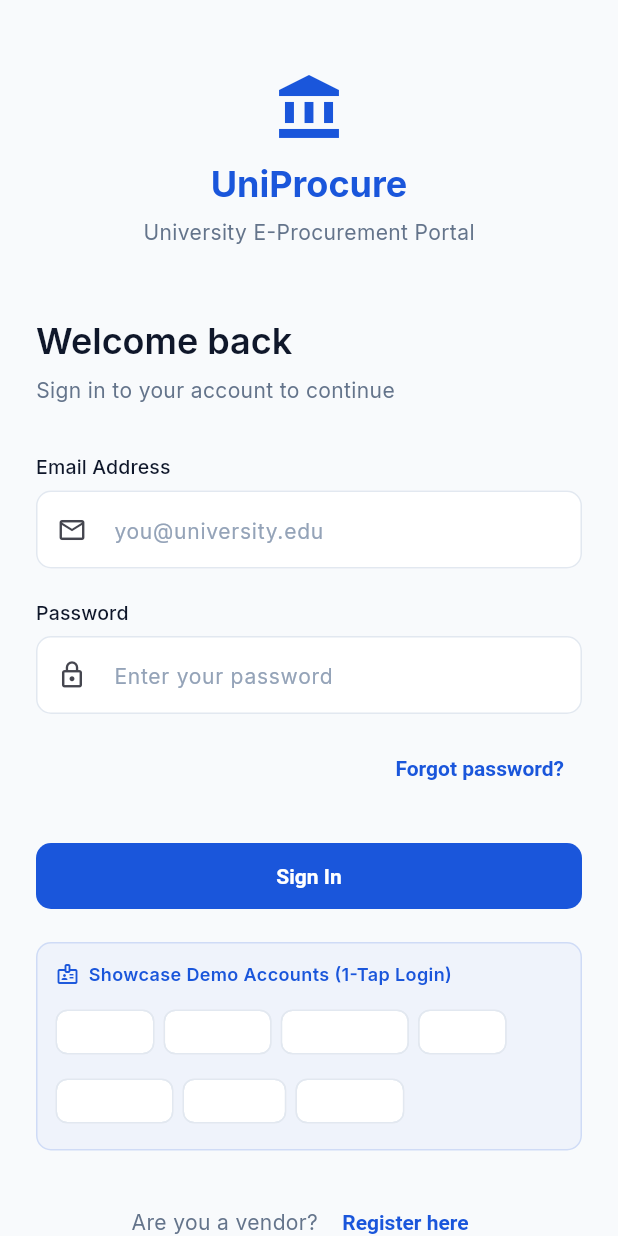
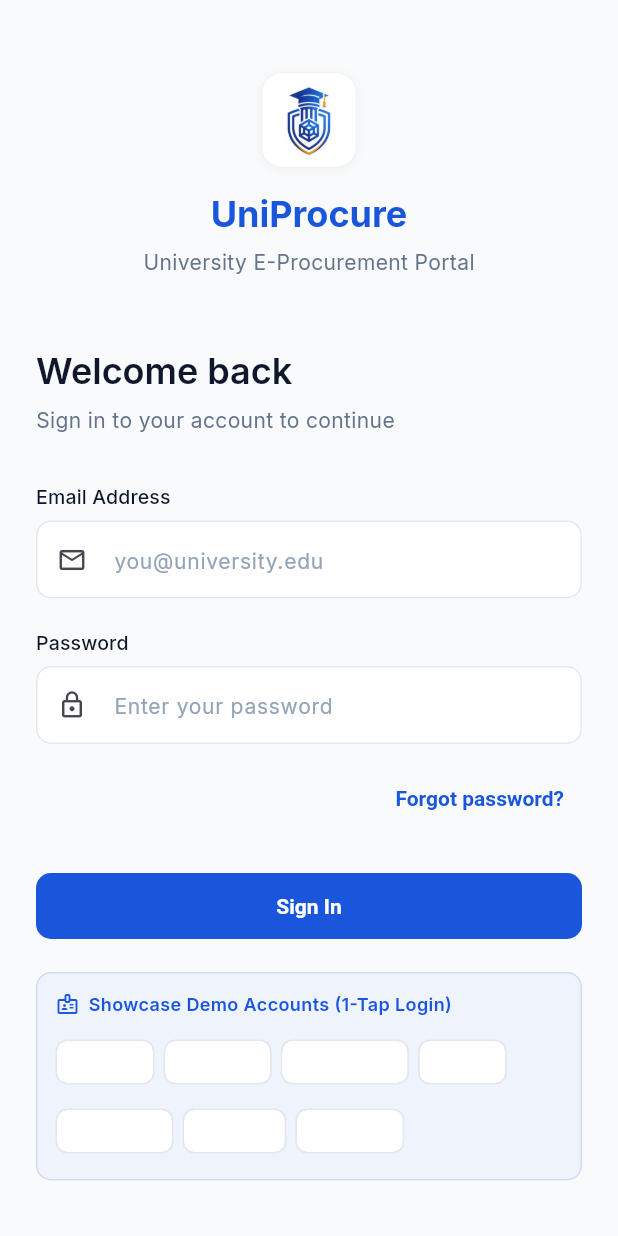
Before and after one commit to MD-Redwan-Ul-Abir/uni_procurement, a Flutter app: the screen it shows after launch, on a phone screen of 412 x 824 dp. Run offline on Flutter 3.47's test engine with Material 3 defaults, Android fonts, the phone set to English and light mode, and no system bars; drawn by our look-alikes of toastification; our stand-ins replace dartz, dio, file_picker, get, get_storage, google_fonts and 1 more; accounts and stored records are empty.

Commit message:
Update project logo, favicon, and PWA icons with custom UniProcure emblem

```diff
--- /dev/null
+++ b/lib/core/widgets/app_logo.dart
@@ -0,0 +1,76 @@
+import 'package:flutter/material.dart';
+import '../theme/app_colors.dart';
+
+/// Centralized branded logo for UniProcure.
+/// Renders the custom university e-procurement shield/pillar emblem.
+class AppLogo extends StatelessWidget {
+  final double size;
+  final bool showText;
+  final TextStyle? textStyle;
+  final Color? textColor;
+
+  const AppLogo({
+    super.key,
+    this.size = 32,
+    this.showText = false,
+    this.textStyle,
+    this.textColor,
+  });
+
+  @override
+  Widget build(BuildContext context) {
+    final iconWidget = Container(
+      width: size,
+      height: size,
+      decoration: BoxDecoration(
+        color: Colors.white,
+        borderRadius: BorderRadius.circular(size * 0.22),
+        border: Border.all(
+          color: AppColors.border.withValues(alpha: 0.6),
+          width: 0.8,
+        ),
+        boxShadow: [
+          BoxShadow(
+            color: Colors.black.withValues(alpha: 0.04),
+            blurRadius: 4,
+            offset: const Offset(0, 1),
+          ),
+        ],
+      ),
+      padding: EdgeInsets.all(size * 0.08),
+      child: ClipRRect(
+        borderRadius: BorderRadius.circular(size * 0.16),
+        child: Image.asset(
+          'assets/images/uniprocure_icon.png',
+          fit: BoxFit.contain,
+          errorBuilder: (_, _, _) => Icon(
+            Icons.account_balance,
+            color: AppColors.primary,
+            size: size * 0.7,
+          ),
+        ),
+      ),
+    );
+
+    if (!showText) return iconWidget;
+
+    return Row(
+      mainAxisSize: MainAxisSize.min,
+      crossAxisAlignment: CrossAxisAlignment.center,
+      children: [
+        iconWidget,
+        SizedBox(width: size * 0.35),
+        Text(
+          'UniProcure',
+          style: textStyle ??
+              TextStyle(
+                color: textColor ?? AppColors.primary,
+                fontSize: size * 0.62,
+                fontWeight: FontWeight.w700,
+                letterSpacing: -0.5,
+              ),
+        ),
+      ],
+    );
+  }
+}
--- a/lib/features/auth/presentation/pages/login_page.dart
+++ b/lib/features/auth/presentation/pages/login_page.dart
@@ -5,6 +5,7 @@ import '../../../../core/responsive/responsive_builder.dart';
 import '../../../../core/theme/app_colors.dart';
 import '../../../../core/utils/validators.dart';
 import '../../../../core/widgets/app_button.dart';
+import '../../../../core/widgets/app_logo.dart';
 import '../../../../core/widgets/app_text_field.dart';
 import '../controllers/auth_controller.dart';
 
@@ -126,9 +127,8 @@ class _MobileLoginLayout extends StatelessWidget {
         child: Column(
           children: [
             // Compact branding.
-            Icon(Icons.account_balance,
-                size: 48, color: AppColors.primary),
-            const SizedBox(height: 12),
+            const AppLogo(size: 64),
+            const SizedBox(height: 16),
             Text(
               'UniProcure',
               style: Theme.of(context).textTheme.displaySmall?.copyWith(
@@ -183,9 +183,7 @@ class _BrandingPanel extends StatelessWidget {
               Row(
                 mainAxisSize: MainAxisSize.min,
                 children: [
-                  Icon(Icons.account_balance,
-                      color: Colors.white.withValues(alpha: 0.9),
-                      size: compact ? 32 : 40),
+                  AppLogo(size: compact ? 38 : 48),
                   const SizedBox(width: 14),
                   Text(
                     'UniProcure',
--- a/pubspec.yaml
+++ b/pubspec.yaml
@@ -52,3 +52,4 @@ flutter:
   uses-material-design: true
   assets:
     - assets/dummy_database/
+    - assets/images/
```
Also changed, not shown: lib/core/responsive/adaptive_scaffold.dart (+10 -10 lines), assets/images/uniprocure_icon.png (added), assets/images/uniprocure_logo.png (added), 7 other files.
